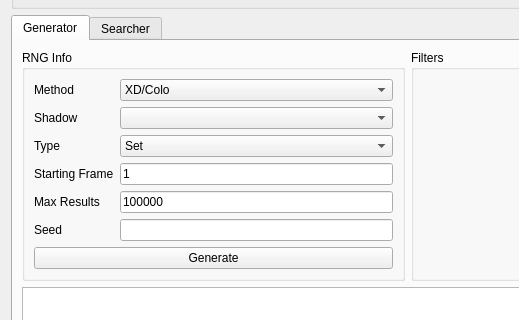
Old version of the form Forms/Gen3/GameCube.ui in the repository Admiral-Fish/PokeFinder; both pictures show x 0 to 519 and y 93 to 413 of the 1200 by 700 pixel window.
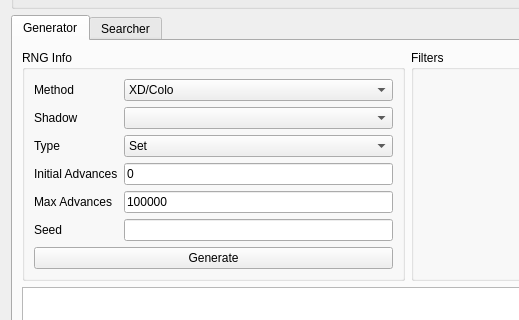
New version of the form. Custom widgets are drawn as their Qt base class.

Commit message: Rename frame to advance, and start from advance 0 (closes #108) (#113)

Patch:
```diff
--- a/Forms/Gen3/GameCube.ui
+++ b/Forms/Gen3/GameCube.ui
@@ -195,7 +195,7 @@
              <string/>
             </property>
             <property name="text">
-             <string notr="true">1</string>
+             <string notr="true">0</string>
             </property>
             <property name="maxLength">
              <number>10</number>
@@ -224,7 +224,7 @@
              </sizepolicy>
             </property>
             <property name="text">
-             <string>Starting Frame</string>
+             <string>Initial Advances</string>
             </property>
            </widget>
           </item>
@@ -237,7 +237,7 @@
              </sizepolicy>
             </property>
             <property name="text">
-             <string>Max Results</string>
+             <string>Max Advances</string>
             </property>
            </widget>
           </item>
```
Left out of the diff: 12 changed lines with no effect on the pictures. The commit also changes 271 other files.
